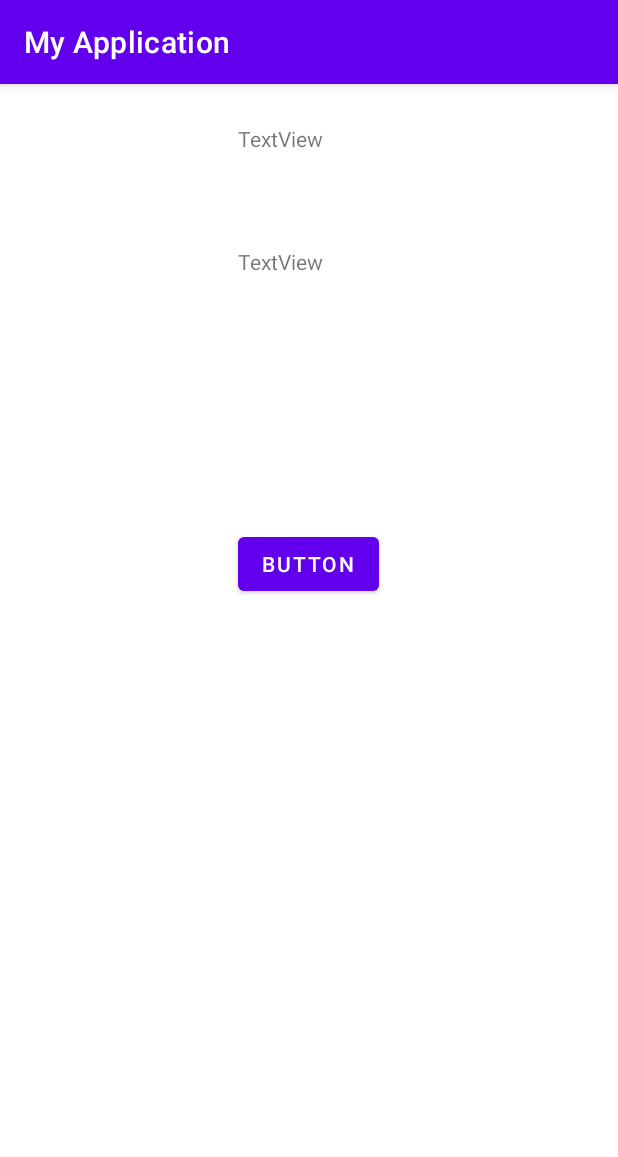
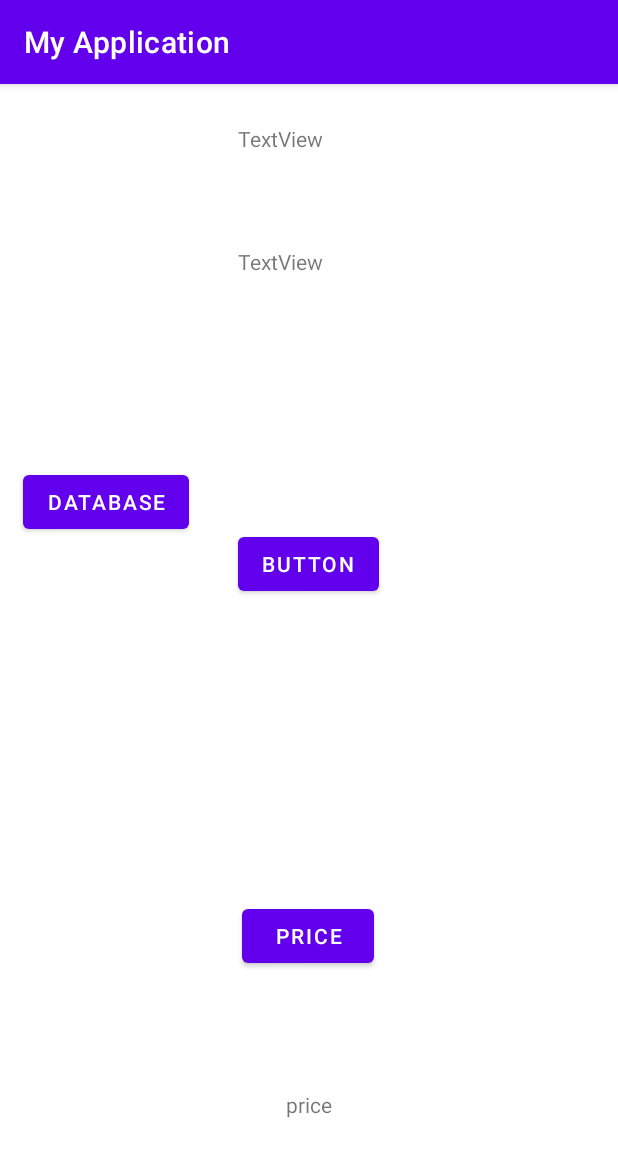
Before and after one commit to DevMarkLights/light_finance, an Android app: the screen it shows after launch (MainActivity), on a phone screen of 412 x 824 dp. Shown: the top 1157 px of the screen. Run offline under Robolectric (Android 15) with nearby library versions, the phone set to English and light mode, and no system bars; libraries missing offline, so code that uses them is left out: com.mashape.unirest.

Commit message:
9/18 Database is crashing need to figure out bug

```diff
--- a/app/src/main/java/com/example/myapplication/MainActivity.java
+++ b/app/src/main/java/com/example/myapplication/MainActivity.java
@@ -1,5 +1,6 @@
 package com.example.myapplication;
 
+import android.content.Intent;
 import android.os.Bundle;
 import android.os.StrictMode;
 import android.view.View;
@@ -16,7 +17,8 @@ import org.json.JSONException;
 import org.json.JSONObject;
 
 public class MainActivity extends AppCompatActivity {
-
+    TextView textPrice;
+    Button price;
     @Override
     protected void onCreate(Bundle savedInstanceState) {
         super.onCreate(savedInstanceState);
@@ -26,18 +28,66 @@ public class MainActivity extends AppCompatActivity {
         StrictMode.setThreadPolicy(policy);
         //initializing views in the create method stops app from crashing also
         Button b1 = (Button) findViewById(R.id.button);
+        Button price = (Button) findViewById(R.id.price);
+
+        Button mydbpage = (Button) findViewById(R.id.dbpage);
+        mydbpage.setOnClickListener(new View.OnClickListener() {
+           @Override
+            public void onClick(View v) {
+               // go to the database class when the button is pressed
+               Intent intent = new Intent(MainActivity.this,Database.class);
+               startActivity(intent);
            }
 
-    // app keeps crashing here and cannot execute the method
-    public void get_Dividends (View view)  {
-        Button myButton;
-        myButton = (Button) findViewById(R.id.button);
-        myButton.setOnClickListener(this::onClick);
+        });
+
+        price.setOnClickListener(new View.OnClickListener() {
+            @Override
+            public void onClick(View view) {
+                pr("slvo");
             }
+        });
 
-    public void onClick(View v) {
+        /*
+        // creating a thread so the application does not do the api calls on the main thread
+        Thread thread1 = new Thread(){
+            TextView textPrice;
+            //Button price;
+            Button price = (Button) findViewById(R.id.price);
+            public void run() {
+                price.setOnClickListener(new View.OnClickListener() {
+                    @Override
+                    public void onClick(View view) {
                         try {
-            HttpResponse<String> response = Unirest.get("https://yahoofinance-stocks1.p.rapidapi.com/dividends?Symbol=USOI&OrderBy=Descending")
+                            HttpResponse<String> response = Unirest.get("https://twelve-data1.p.rapidapi.com/price?symbol=T&format=json&outputsize=30")
+                                    .header("x-rapidapi-host", "twelve-data1.p.rapidapi.com")
+                                    .header("x-rapidapi-key", "1825a76a53mshde9945082d517f9p1c5c08jsn6dcc58da9fbd")
+                                    .asString();
+
+                            String all = response.getBody();
+                            String allres = new JSONObject(all).getString("price");
+                            //String price = allres.substring(10,20);
+                            TextView v1 = findViewById(R.id.textPrice);
+                            v1.setText(allres);
+
+                        } catch (UnirestException | JSONException e) {
+                            e.printStackTrace();
+                        }
+                    }
+                });
+            }};
+        thread1.start();
+        thread1.interrupt();
+        */
+
+
+
+
+        b1.setOnClickListener(new View.OnClickListener() {
+            @Override
+            public void onClick(View view) {
+                try {
+                    HttpResponse<String> response = Unirest.get("https://yahoofinance-stocks1.p.rapidapi.com/dividends?Symbol=T&OrderBy=Descending")
                             .header("x-rapidapi-host", "yahoofinance-stocks1.p.rapidapi.com")
                             .header("x-rapidapi-key", "1825a76a53mshde9945082d517f9p1c5c08jsn6dcc58da9fbd")
                             .asString();
@@ -57,7 +107,27 @@ public class MainActivity extends AppCompatActivity {
                     e.printStackTrace();
                 }
             }
-
-
+        });
 
     }
+
+    public void pr (String v) {
+
+            try {
+                HttpResponse<String> response = Unirest.get("https://twelve-data1.p.rapidapi.com/price?symbol=T&format=json&outputsize=30")
+                        .header("x-rapidapi-host", "twelve-data1.p.rapidapi.com")
+                        .header("x-rapidapi-key", "1825a76a53mshde9945082d517f9p1c5c08jsn6dcc58da9fbd")
+                        .asString();
+
+                String all = response.getBody();
+                String allres = new JSONObject(all).getString("price");
+                //String price = allres.substring(10,20);
+                TextView v1 = findViewById(R.id.textPrice);
+                v1.setText(allres);
+
+        } catch (UnirestException | JSONException e) {
+            e.printStackTrace();
+        }
+
+    }
+}
--- a/app/src/main/res/layout/activity_main.xml
+++ b/app/src/main/res/layout/activity_main.xml
@@ -10,7 +10,6 @@
         android:id="@+id/button"
         android:layout_width="wrap_content"
         android:layout_height="wrap_content"
-        android:onClick="get_Dividends"
         android:text="Button"
         app:layout_constraintBottom_toBottomOf="parent"
         app:layout_constraintEnd_toEndOf="parent"
@@ -44,4 +43,37 @@
         app:layout_constraintTop_toBottomOf="@+id/textView"
         app:layout_constraintVertical_bias="0.271" />
 
+    <Button
+        android:id="@+id/price"
+        android:layout_width="wrap_content"
+        android:layout_height="wrap_content"
+        android:layout_marginBottom="176dp"
+        android:text="price"
+        app:layout_constraintBottom_toBottomOf="parent"
+        app:layout_constraintEnd_toEndOf="parent"
+        app:layout_constraintHorizontal_bias="0.498"
+        app:layout_constraintStart_toStartOf="parent" />
+
+    <TextView
+        android:id="@+id/textPrice"
+        android:layout_width="wrap_content"
+        android:layout_height="wrap_content"
+        android:text="price"
+        app:layout_constraintBottom_toBottomOf="parent"
+        app:layout_constraintEnd_toEndOf="parent"
+        app:layout_constraintStart_toStartOf="parent"
+        app:layout_constraintTop_toBottomOf="@+id/price" />
+
+    <Button
+        android:id="@+id/dbpage"
+        android:layout_width="wrap_content"
+        android:layout_height="wrap_content"
+        android:text="database"
+        app:layout_constraintBottom_toBottomOf="parent"
+        app:layout_constraintEnd_toEndOf="parent"
+        app:layout_constraintHorizontal_bias="0.05"
+        app:layout_constraintStart_toStartOf="parent"
+        app:layout_constraintTop_toTopOf="parent"
+        app:layout_constraintVertical_bias="0.354" />
+
 </androidx.constraintlayout.widget.ConstraintLayout>
```
Also changed, not shown: app/src/main/java/com/example/myapplication/DBHelper.java (+30 -15 lines), app/src/main/java/com/example/myapplication/Database.java (+99 -20 lines), app/src/main/res/layout/activity_database.xml (+27 -3 lines). Lines whose indentation alone changed are shown as unchanged.
